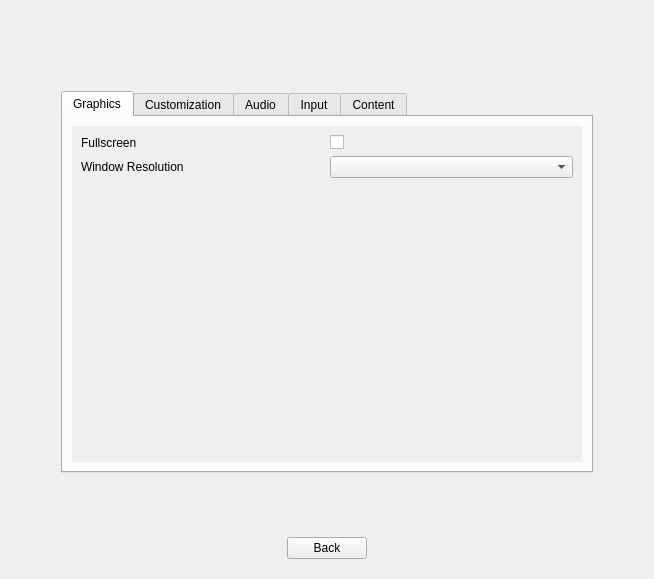
RemotelyChaotic/JOIPEngine, file src/SettingsScreen.ui: the form before one commit.
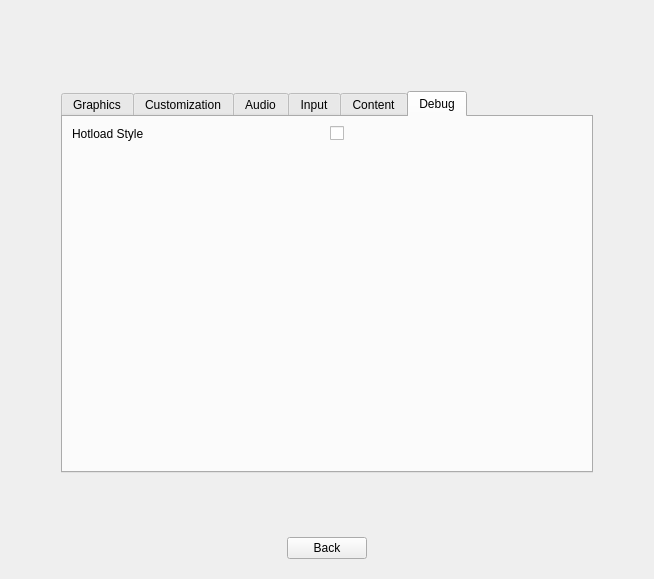
The form after the commit. The open tabs and pages were chosen to show the change. Custom widgets are drawn as their Qt base class.

Commit message: Style hotload implemented

```diff
--- a/src/SettingsScreen.ui
+++ b/src/SettingsScreen.ui
@@ -665,6 +665,58 @@
        </item>
       </layout>
      </widget>
+     <widget class="QWidget" name="tab_5">
+      <attribute name="title">
+       <string>Debug</string>
+      </attribute>
+      <layout class="QGridLayout" name="gridLayout_9">
+       <item row="0" column="0">
+        <widget class="QWidget" name="pStyleHotoadContainer" native="true">
+         <layout class="QHBoxLayout" name="horizontalLayout_12">
+          <property name="leftMargin">
+           <number>0</number>
+          </property>
+          <property name="topMargin">
+           <number>0</number>
+          </property>
+          <property name="rightMargin">
+           <number>0</number>
+          </property>
+          <property name="bottomMargin">
+           <number>0</number>
+          </property>
+          <item>
+           <widget class="QLabel" name="label_10">
+            <property name="text">
+             <string>Hotload Style</string>
+            </property>
+           </widget>
+          </item>
+          <item>
+           <widget class="QCheckBox" name="pStyleHotoadCheckBox">
+            <property name="text">
+             <string/>
+            </property>
+           </widget>
+          </item>
+         </layout>
+        </widget>
+       </item>
+       <item row="1" column="0">
+        <spacer name="verticalSpacer_4">
+         <property name="orientation">
+          <enum>Qt::Vertical</enum>
+         </property>
+         <property name="sizeHint" stdset="0">
+          <size>
+           <width>20</width>
+           <height>40</height>
+          </size>
+         </property>
+        </spacer>
+       </item>
+      </layout>
+     </widget>
     </widget>
    </item>
   </layout>
```
Left out of the diff: 8 changed lines with no effect on the pictures. The commit also changes 10 other files.
